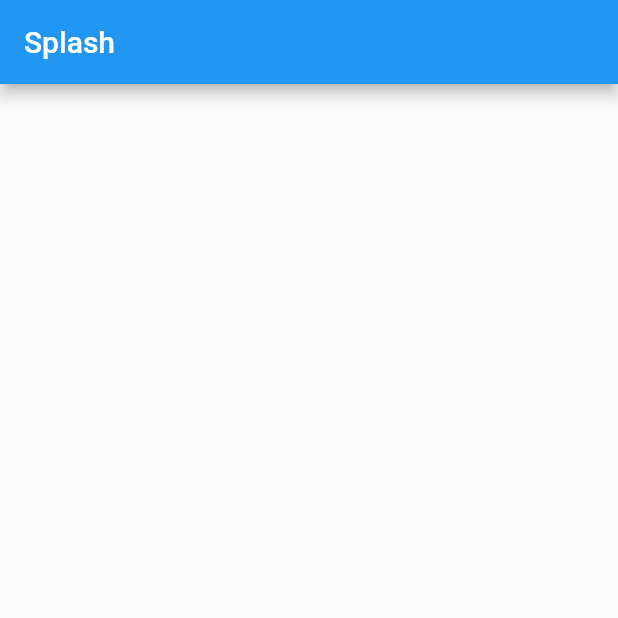
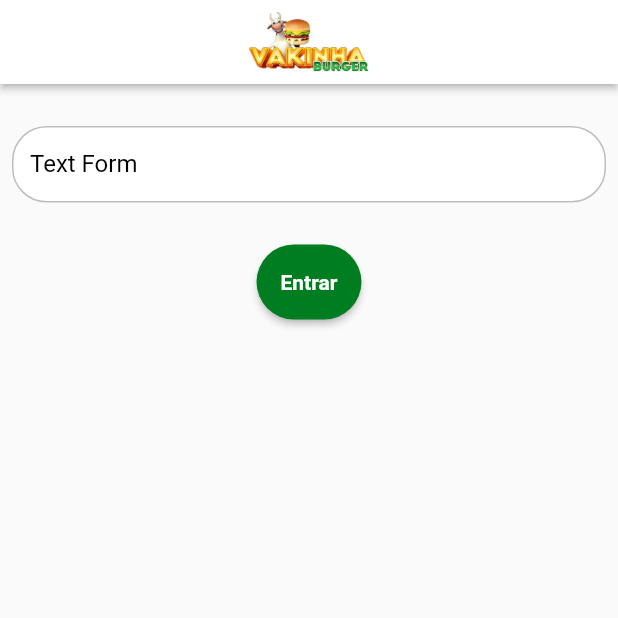
Before and after one commit to osvaldinei/vakinha_burger_mobile, a Flutter app: the screen it shows after launch, on a phone screen of 412 x 824 dp, the top half of it. Run offline on Flutter 3.47's test engine with Material 2 defaults, Android fonts, the phone set to English and light mode, and no system bars; our stand-ins replace get; Roboto replaces fonts that are missing (mplus1).

Commit message:
Componentes Basicos

```diff
--- /dev/null
+++ b/lib/app/core/ui/widgets/vakinha_appbar.dart
@@ -0,0 +1,18 @@
+import 'package:flutter/material.dart';
+
+class VakinhaAppbar extends AppBar {
+  VakinhaAppbar({
+    Key? key,
+    double elevation = 2,
+  }) : super(
+          key: key,
+          backgroundColor: Colors.white,
+          elevation: elevation,
+          centerTitle: true,
+          title: Image.asset(
+            'assets/images/logo.png',
+            width: 80,
+          ),
+          iconTheme: const IconThemeData(color: Colors.black),
+        );
+}
--- /dev/null
+++ b/lib/app/core/ui/widgets/vakinha_button.dart
@@ -0,0 +1,40 @@
+import 'package:flutter/material.dart';
+
+class VakinhaButton extends StatelessWidget {
+  final VoidCallback? onPressed;
+  final String label;
+  final double? width;
+  final double heigth;
+  final Color? color;
+
+  const VakinhaButton({
+    Key? key,
+    required this.label,
+    required this.onPressed,
+    this.width,
+    this.heigth = 50,
+    this.color,
+  }) : super(key: key);
+
+  @override
+  Widget build(BuildContext context) {
+    return SizedBox(
+      width: width,
+      height: heigth,
+      child: ElevatedButton(
+        onPressed: onPressed,
+        child: Text(
+          label,
+          style: const TextStyle(
+            fontSize: 14,
+            fontWeight: FontWeight.bold,
+          ),
+        ),
+        style: ElevatedButton.styleFrom(
+          shape: const StadiumBorder(),
+          primary: color,
+        ),
+      ),
+    );
+  }
+}
--- /dev/null
+++ b/lib/app/core/ui/widgets/vakinha_textformfield.dart
@@ -0,0 +1,50 @@
+import 'package:flutter/material.dart';
+import 'package:get/get.dart';
+
+class VakinhaTextformfield extends StatelessWidget {
+  final String label;
+  final TextEditingController? controller;
+  final bool obscureText;
+  final FormFieldValidator<String>? validator;
+  final ValueChanged<String>? onChange;
+
+  const VakinhaTextformfield({
+    Key? key,
+    required this.label,
+    this.controller,
+    this.validator,
+    this.onChange,
+    this.obscureText = false,
+  }) : super(key: key);
+
+  @override
+  Widget build(BuildContext context) {
+    return TextFormField(
+      controller: controller,
+      obscureText: obscureText,
+      validator: validator,
+      onChanged: onChange,
+      cursorColor: context.theme.primaryColor,
+      decoration: InputDecoration(
+        isDense: true,
+        labelText: label,
+        labelStyle: const TextStyle(color: Colors.black),
+        errorStyle: const TextStyle(color: Colors.redAccent),
+        border: OutlineInputBorder(
+          borderRadius: BorderRadius.circular(23),
+          borderSide: BorderSide(color: Colors.grey[400]!),
+        ),
+        enabledBorder: OutlineInputBorder(
+          borderRadius: BorderRadius.circular(23),
+          borderSide: BorderSide(color: Colors.grey[400]!),
+        ),
+        focusedBorder: OutlineInputBorder(
+          borderRadius: BorderRadius.circular(23),
+          borderSide: BorderSide(color: Colors.grey[400]!),
+        ),
+        filled: true,
+        fillColor: Colors.white,
+      ),
+    );
+  }
+}
--- a/lib/app/modules/splash/splash_page.dart
+++ b/lib/app/modules/splash/splash_page.dart
@@ -1,14 +1,32 @@
 import 'package:flutter/material.dart';
+import 'package:vakinha_burger_mobile/app/core/ui/widgets/vakinha_appbar.dart';
+import 'package:vakinha_burger_mobile/app/core/ui/widgets/vakinha_button.dart';
+import 'package:vakinha_burger_mobile/app/core/ui/widgets/vakinha_textformfield.dart';
 
 class SplashPage extends StatelessWidget {
+  const SplashPage({Key? key}) : super(key: key);
 
-  const SplashPage({ Key? key }) : super(key: key);
-
-   @override
-   Widget build(BuildContext context) {
-       return Scaffold(
-           appBar: AppBar(title: const Text('Splash'),),
-           body: Container(),
-       );
+  @override
+  Widget build(BuildContext context) {
+    return Scaffold(
+        appBar: VakinhaAppbar(),
+        body: Column(
+          children: [
+            const SizedBox(
+              height: 20,
+            ),
+            const Padding(
+              padding: EdgeInsets.all(8.0),
+              child: VakinhaTextformfield(
+                label: 'Text Form',
+                obscureText: true,
+              ),
+            ),
+            const SizedBox(
+              height: 20,
+            ),
+            VakinhaButton(label: 'Entrar', onPressed: () {})
+          ],
+        ));
   }
 }
--- a/pubspec.yaml
+++ b/pubspec.yaml
@@ -62,8 +62,8 @@ flutter:
   uses-material-design: true
 
   # To add assets to your application, add an assets section, like this:
-  # assets:
-  #   - images/a_dot_burr.jpeg
+  assets:
+    - assets/images/
   #   - images/a_dot_ham.jpeg
 
   # An image asset can refer to one or more resolution-specific "variants", see
```
Also changed, not shown: assets/images/lanche.png (added), assets/images/logo.png (added), assets/images/logo_rounded.png (added), assets/images/splash_fundo.png (added).
